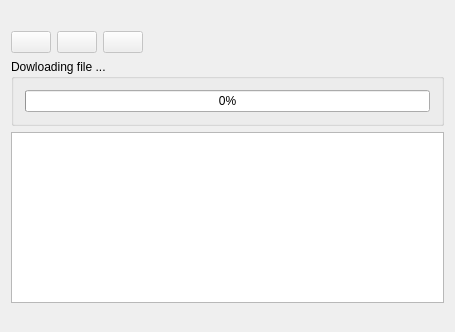
Above: Plugins/org.mitk.gui.qt.xnat/src/internal/QmitkXnatTreeBrowserViewControls.ui from MITK/MITK before the change. Below: the same form after it.
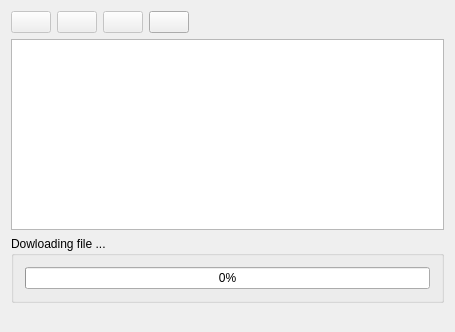
That is the form after the change. Icons and pictures are not drawn. Custom widgets are drawn as their Qt base class.

Commit message: add silent mode, connection button, test connection functionality in pref page, add icons, labels, ...

```diff
--- a/Plugins/org.mitk.gui.qt.xnat/src/internal/QmitkXnatTreeBrowserViewControls.ui
+++ b/Plugins/org.mitk.gui.qt.xnat/src/internal/QmitkXnatTreeBrowserViewControls.ui
@@ -20,22 +20,6 @@
    <string>QmitkTemplate</string>
   </property>
   <layout class="QVBoxLayout" name="verticalLayout">
-   <item>
-    <widget class="QLabel" name="labelError">
-     <property name="text">
-      <string/>
-     </property>
-     <property name="alignment">
-      <set>Qt::AlignCenter</set>
-     </property>
-     <property name="margin">
-      <number>5</number>
-     </property>
-     <property name="indent">
-      <number>0</number>
-     </property>
-    </widget>
-   </item>
    <item>
     <layout class="QHBoxLayout" name="horizontalLayout">
      <item>
@@ -110,6 +94,32 @@
        </property>
       </widget>
      </item>
+     <item>
+      <widget class="QPushButton" name="btnXnatConnect">
+       <property name="enabled">
+        <bool>true</bool>
+       </property>
+       <property name="toolTip">
+        <string>Connect</string>
+       </property>
+       <property name="text">
+        <string/>
+       </property>
+       <property name="icon">
+        <iconset resource="../../resources/xnat.qrc">
+         <normaloff>:/xnat-plugin/xnat-connect.png</normaloff>:/xnat-plugin/xnat-connect.png</iconset>
+       </property>
+       <property name="iconSize">
+        <size>
+         <width>32</width>
+         <height>32</height>
+        </size>
+       </property>
+       <property name="checkable">
+        <bool>false</bool>
+       </property>
+      </widget>
+     </item>
      <item>
       <spacer name="horizontalSpacer">
        <property name="orientation">
@@ -125,6 +135,13 @@
      </item>
     </layout>
    </item>
+   <item>
+    <layout class="QVBoxLayout" name="verticalLayout_2">
+     <item>
+      <widget class="QTreeView" name="treeView"/>
+     </item>
+    </layout>
+   </item>
    <item>
     <widget class="QGroupBox" name="groupBox">
      <property name="title">
@@ -141,13 +158,6 @@
      </layout>
     </widget>
    </item>
-   <item>
-    <layout class="QVBoxLayout" name="verticalLayout_2">
-     <item>
-      <widget class="QTreeView" name="treeView"/>
-     </item>
-    </layout>
-   </item>
    <item>
     <layout class="QVBoxLayout" name="infoVerticalLayout">
      <item>
```
The commit also changes 9 other files.
